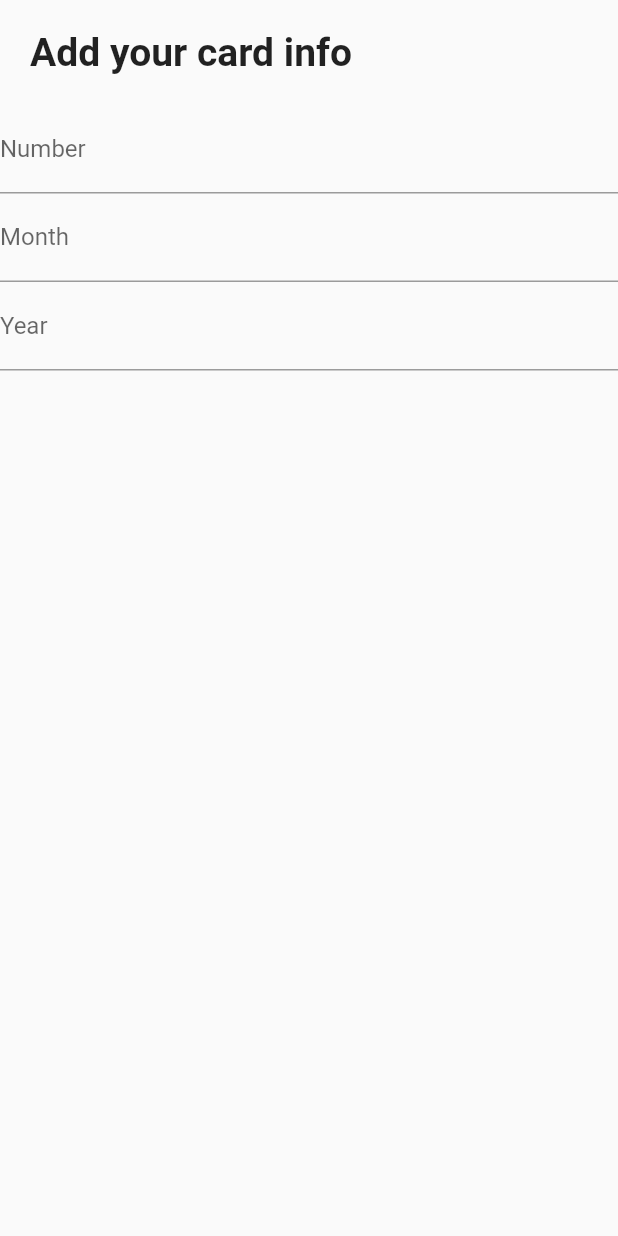
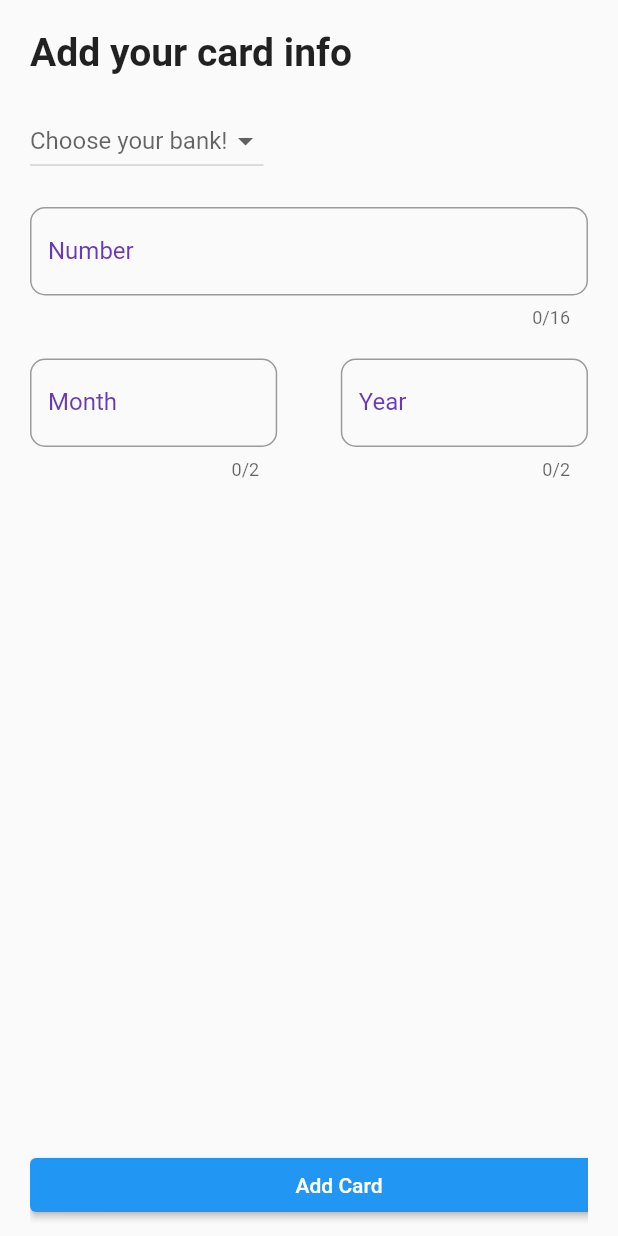
Before and after one commit to BerPGR/flutter-mybank-app, a Flutter app: the CardCreatorPage screen opened directly, on a phone screen of 412 x 824 dp. Run offline on Flutter 3.47's test engine with Material 2 defaults, Android fonts, the phone set to English and light mode, and no system bars.

Commit message:
Created inputs and button for adding card

```diff
--- a/lib/pages/card_creator_page.dart
+++ b/lib/pages/card_creator_page.dart
@@ -9,6 +9,15 @@ class CardCreatorPage extends StatefulWidget {
 }
 
 class _CardCreatorPageState extends State<CardCreatorPage> {
+  List<String> _bancos = [
+    'Caixa',
+    'Bradesco',
+    'Itaú',
+    'Banco do Brasil',
+    'NuBank',
+    'Inter'
+  ];
+  String _banco = '';
   TextEditingController _numberController = TextEditingController();
   TextEditingController _monthController = TextEditingController();
   TextEditingController _yearController = TextEditingController();
@@ -18,33 +27,126 @@ class _CardCreatorPageState extends State<CardCreatorPage> {
   @override
   Widget build(BuildContext context) {
     return Scaffold(
-      body: Container(
-        child: SafeArea(
+      body: Padding(
+        padding: const EdgeInsets.symmetric(horizontal: 20),
+        child: Stack(
+          children: [
+            SafeArea(
               child: Column(
                 crossAxisAlignment: CrossAxisAlignment.start,
                 children: [
                   Padding(
-                padding:
-                    const EdgeInsets.symmetric(horizontal: 20, vertical: 20),
+                    padding: const EdgeInsets.symmetric(vertical: 20),
                     child: Text(
                       'Add your card info',
-                  style: TextStyle(fontSize: 26, fontWeight: FontWeight.bold),
+                      style:
+                          TextStyle(fontSize: 26, fontWeight: FontWeight.bold),
                     ),
+                  ),
+                  DropdownButton<String>(
+                    elevation: 8,
+                    hint: Text('Choose your bank!'),
+                    value: _banco.isNotEmpty ? _banco : null,
+                    onChanged: (value) {
+                      setState(() {
+                        _banco = value.toString();
+                      });
+                    },
+                    items: _bancos.map(
+                      (String value) {
+                        return DropdownMenuItem(
+                          value: value,
+                          child: Text(value),
+                        );
+                      },
+                    ).toList(),
+                  ),
+                  SizedBox(
+                    height: 20,
                   ),
                   TextField(
                     controller: _numberController,
-                decoration: InputDecoration(labelText: 'Number'),
+                    keyboardType: TextInputType.number,
+                    maxLength: 16,
+                    decoration: InputDecoration(
+                      labelText: 'Number',
+                      labelStyle: TextStyle(color: Colors.deepPurple),
+                      border: OutlineInputBorder(
+                        borderRadius: BorderRadius.circular(10),
                       ),
-              TextField(
+                      focusedBorder: OutlineInputBorder(
+                        borderRadius: BorderRadius.circular(35),
+                        borderSide: BorderSide(
+                          color: Colors.deepPurple,
+                        ),
+                      ),
+                    ),
+                  ),
+                  SizedBox(
+                    height: 20,
+                  ),
+                  Row(
+                    mainAxisAlignment: MainAxisAlignment.spaceBetween,
+                    children: [
+                      Container(
+                        width: (MediaQuery.of(context).size.width * 0.4),
+                        child: TextField(
                           controller: _monthController,
-                decoration: InputDecoration(labelText: 'Month'),
+                          keyboardType: TextInputType.number,
+                          maxLength: 2,
+                          decoration: InputDecoration(
+                            labelText: 'Month',
+                            labelStyle: TextStyle(color: Colors.deepPurple),
+                            border: OutlineInputBorder(
+                              borderRadius: BorderRadius.circular(10),
                             ),
-              TextField(
+                            focusedBorder: OutlineInputBorder(
+                              borderRadius: BorderRadius.circular(35),
+                              borderSide: BorderSide(
+                                color: Colors.deepPurple,
+                              ),
+                            ),
+                          ),
+                        ),
+                      ),
+                      Container(
+                        width: (MediaQuery.of(context).size.width * 0.4),
+                        child: TextField(
                           controller: _yearController,
-                decoration: InputDecoration(labelText: 'Year'),
+                          keyboardType: TextInputType.number,
+                          maxLength: 2,
+                          decoration: InputDecoration(
+                            labelText: 'Year',
+                            labelStyle: TextStyle(color: Colors.deepPurple),
+                            border: OutlineInputBorder(
+                              borderRadius: BorderRadius.circular(10),
+                            ),
+                            focusedBorder: OutlineInputBorder(
+                              borderRadius: BorderRadius.circular(35),
+                              borderSide: BorderSide(
+                                color: Colors.deepPurple,
+                              ),
+                            ),
+                          ),
+                        ),
                       ),
                     ],
                   ),
+                ],
+              ),
+            ),
+            Positioned(
+              bottom: 10,
+              child: ElevatedButton(
+                onPressed: _verificaValores,
+                child: Text('Add Card'),
+                style: ElevatedButton.styleFrom(
+                  elevation: 2,
+                  fixedSize: Size.fromWidth(MediaQuery.of(context).size.width),
+                ),
+              ),
+            ),
+          ],
         ),
       ),
     );
--- a/pubspec.yaml
+++ b/pubspec.yaml
@@ -60,9 +60,9 @@ flutter:
   uses-material-design: true
 
   # To add assets to your application, add an assets section, like this:
-  # assets:
-  #   - images/a_dot_burr.jpeg
-  #   - images/a_dot_ham.jpeg
+  assets:
+    - assets/images/
+    - assets/images/
 
   # An image asset can refer to one or more resolution-specific "variants", see
   # https://flutter.dev/assets-and-images/#resolution-aware
```
Also changed, not shown: assets/images/mastercard.png (added), assets/images/visa.png (added). Lines whose indentation alone changed are shown as unchanged.
